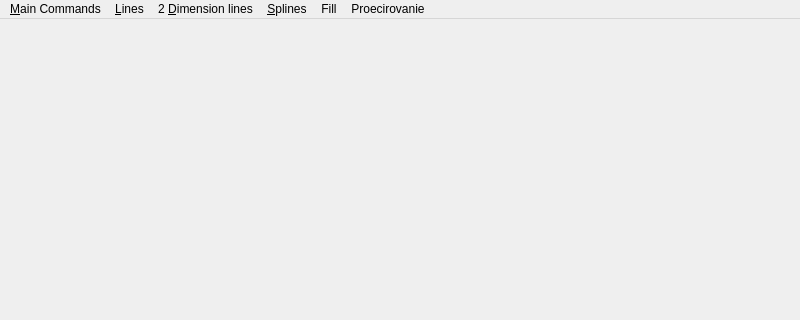
Before: the Qt Designer form ГИИСиКГ/_Практика/Graphic/main.ui in sidorovis/restudy, drawn with Qt 5; both pictures show x 0 to 800 and y 0 to 320 of the 800 by 600 pixel window.
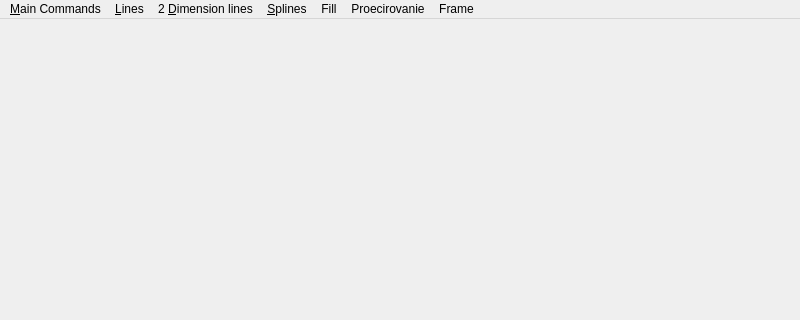
After: the same form once the commit is applied.

Patch:
```diff
--- a/ГИИСиКГ/_Практика/Graphic/main.ui
+++ b/ГИИСиКГ/_Практика/Graphic/main.ui
@@ -64,12 +64,20 @@
     <addaction name="actionProecirovanie_mode" />
     <addaction name="actionNormal_mode" />
    </widget>
+   <widget class="QMenu" name="menuFrame" >
+    <property name="title" >
+     <string>Frame</string>
+    </property>
+    <addaction name="actionFrameMode" />
+    <addaction name="actionNoFrameMode" />
+   </widget>
    <addaction name="menuMain_Commands" />
    <addaction name="menuLines" />
    <addaction name="menu2_dimension_lines" />
    <addaction name="menuSplines" />
    <addaction name="menuFill" />
    <addaction name="menuProecirovanie" />
+   <addaction name="menuFrame" />
   </widget>
   <widget class="QStatusBar" name="statusbar" />
   <action name="actionADC" >
```
Left out of the diff: 10 changed lines with no effect on the pictures.
